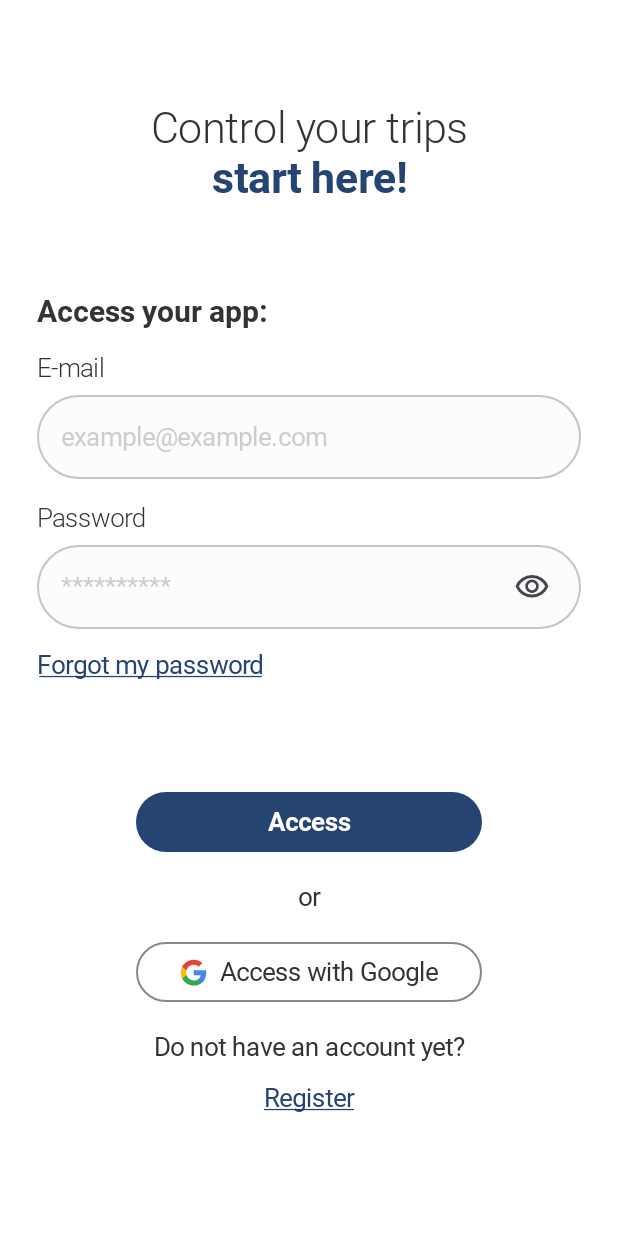
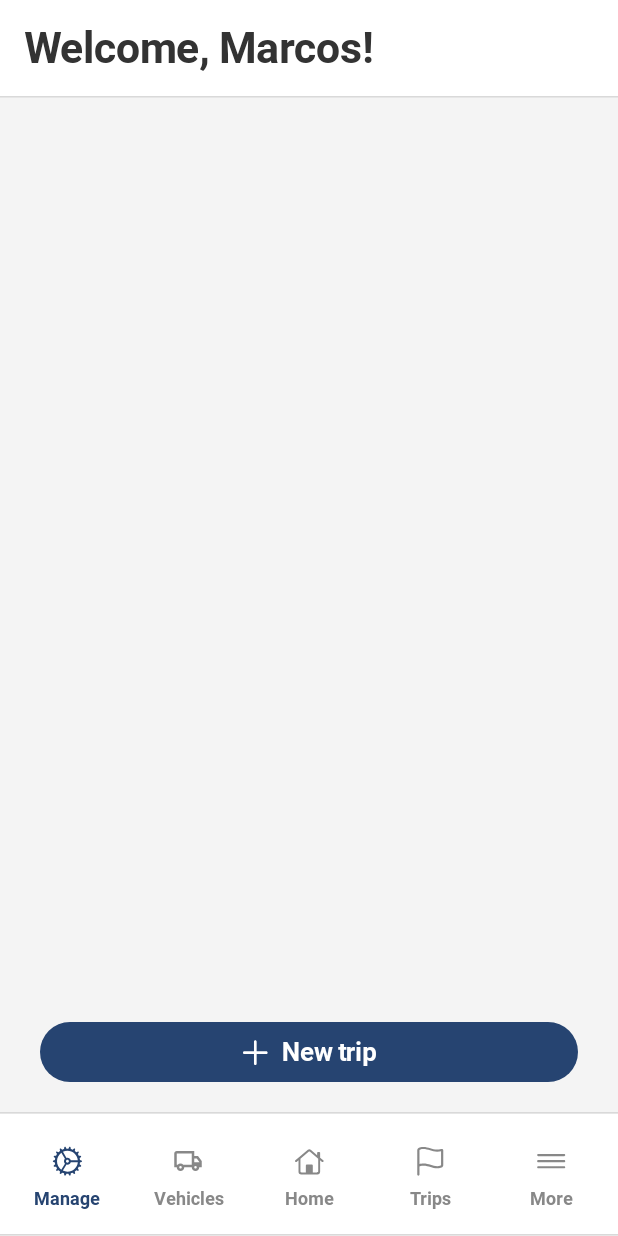
Before and after one commit to MarcosRamos14/MeuCaminhao, an Android app built with Jetpack Compose: the screen it shows after launch (MainActivity), on a phone screen of 412 x 824 dp. Run offline under Robolectric (Android 15) with nearby library versions, the phone set to English and light mode, and no system bars.

Commit message:
feature: Create button to start trip and add HorizontalDivider in topBar.

```diff
--- a/composeApp/src/androidMain/kotlin/com/dys/mobile/meucaminhao/MainNavHost.kt
+++ b/composeApp/src/androidMain/kotlin/com/dys/mobile/meucaminhao/MainNavHost.kt
@@ -25,7 +25,7 @@ fun MainNavHost() {
 
     NavHost(
         navController = navController,
-        startDestination = Routes.LoginScreen.route
+        startDestination = Routes.HomeScreen.route
     ) {
         composable(
             route = Routes.LoginScreen.route,
--- a/composeFeatures/home/src/main/kotlin/com/dys/mobile/home/ui/HomeScreen.kt
+++ b/composeFeatures/home/src/main/kotlin/com/dys/mobile/home/ui/HomeScreen.kt
@@ -1,9 +1,10 @@
 package com.dys.mobile.home.ui
 
-import androidx.compose.foundation.layout.Arrangement
 import androidx.compose.foundation.layout.Column
+import androidx.compose.foundation.layout.Spacer
 import androidx.compose.foundation.layout.fillMaxSize
 import androidx.compose.foundation.layout.fillMaxWidth
+import androidx.compose.foundation.layout.height
 import androidx.compose.foundation.layout.padding
 import androidx.compose.foundation.rememberScrollState
 import androidx.compose.foundation.verticalScroll
@@ -15,9 +16,13 @@ import androidx.compose.ui.Modifier
 import androidx.compose.ui.res.stringResource
 import androidx.compose.ui.tooling.preview.Preview
 import androidx.navigation.NavController
+import com.dys.mobile.meucaminhao.viewmodels.login.LoginEvent
+import com.dys.mobile.toolkit.extensions._dph
+import com.dys.mobile.toolkit.extensions._dpw
 import com.dys.mobile.uikit.R
+import com.dys.mobile.uikit.components.appBar.TopAppBarComponent
 import com.dys.mobile.uikit.components.bottomBar.BottomAppBarComponent
-import com.dys.mobile.uikit.components.appBar.TopAppBarComponent
+import com.dys.mobile.uikit.components.buttons.FilledRoundButtonComponent
 import com.dys.mobile.uikit.theme.MeuCaminhaoTheme
 
 @Composable
@@ -34,7 +39,7 @@ fun HomeContent() {
         topBar = {
             TopAppBarComponent(
                 modifier = Modifier.fillMaxWidth(),
-                title = stringResource(R.string.text_home_screen_title, nameTest) // TODO: Add name
+                title = stringResource(R.string.text_home_screen_title, nameTest) // TODO: Add dynamic name
             )
         },
         bottomBar = {
@@ -46,11 +51,22 @@ fun HomeContent() {
             modifier = Modifier
                 .fillMaxSize()
                 .padding(innerPadding)
+                .padding(horizontal = 24._dpw)
                 .verticalScroll(rememberScrollState()),
-            verticalArrangement = Arrangement.Center,
             horizontalAlignment = Alignment.CenterHorizontally
         ) {
+            Spacer(modifier = Modifier.weight(1f))
 
+            FilledRoundButtonComponent(
+                modifier = Modifier.fillMaxWidth(),
+                text = stringResource(R.string.text_new_trip),
+                icon = R.drawable.ic_add,
+                onClick = {
+                    // TODO: New trip
+                }
+            )
+
+            Spacer(modifier = Modifier.height(16._dph))
         }
     }
 }
--- a/composeFeatures/onboarding/src/main/kotlin/com/dys/mobile/onboarding/ui/newPassword/NewPasswordScreen.kt
+++ b/composeFeatures/onboarding/src/main/kotlin/com/dys/mobile/onboarding/ui/newPassword/NewPasswordScreen.kt
@@ -101,7 +101,8 @@ fun NewPasswordContent(
         topBar = {
             TopAppBarComponent(
                 modifier = Modifier.fillMaxWidth(),
-                title = stringResource(R.string.text_recover_password)
+                title = stringResource(R.string.text_recover_password),
+                hasDivider = false
             )
         }
     ) { innerPadding ->
--- a/composeFeatures/onboarding/src/main/kotlin/com/dys/mobile/onboarding/ui/recoverPassword/RecoverPasswordScreen.kt
+++ b/composeFeatures/onboarding/src/main/kotlin/com/dys/mobile/onboarding/ui/recoverPassword/RecoverPasswordScreen.kt
@@ -86,7 +86,8 @@ private fun RecoverPasswordContent(
         topBar = {
             TopAppBarComponent(
                 modifier = Modifier.fillMaxWidth(),
-                title = stringResource(R.string.text_recover_password)
+                title = stringResource(R.string.text_recover_password),
+                hasDivider = false
             )
         }
     ) { innerPadding ->
--- a/composeFeatures/onboarding/src/main/kotlin/com/dys/mobile/onboarding/ui/verifyCode/VerifyCodeScreen.kt
+++ b/composeFeatures/onboarding/src/main/kotlin/com/dys/mobile/onboarding/ui/verifyCode/VerifyCodeScreen.kt
@@ -82,7 +82,8 @@ fun VerifyCodeContent(
         topBar = {
             TopAppBarComponent(
                 modifier = Modifier.fillMaxWidth(),
-                title = stringResource(R.string.text_recover_password)
+                title = stringResource(R.string.text_recover_password),
+                hasDivider = false
             )
         }
     ) { innerPadding ->
--- a/composeFeatures/uiKit/src/main/kotlin/com/dys/mobile/uikit/components/appBar/TopAppBarComponent.kt
+++ b/composeFeatures/uiKit/src/main/kotlin/com/dys/mobile/uikit/components/appBar/TopAppBarComponent.kt
@@ -1,6 +1,8 @@
 package com.dys.mobile.uikit.components.appBar
 
+import androidx.compose.foundation.layout.Column
 import androidx.compose.material3.ExperimentalMaterial3Api
+import androidx.compose.material3.HorizontalDivider
 import androidx.compose.material3.MaterialTheme
 import androidx.compose.material3.TopAppBar
 import androidx.compose.material3.TopAppBarDefaults
@@ -11,14 +13,17 @@ import androidx.compose.ui.text.font.FontWeight
 import androidx.compose.ui.tooling.preview.Preview
 import androidx.compose.ui.unit.dp
 import com.dys.mobile.uikit.components.texts.TextComponent
+import com.dys.mobile.uikit.theme.Gray80
 import com.dys.mobile.uikit.theme.MeuCaminhaoTheme
 
 @OptIn(ExperimentalMaterial3Api::class)
 @Composable
 fun TopAppBarComponent(
     modifier: Modifier = Modifier.shadow(2.dp),
-    title: String
+    title: String,
+    hasDivider: Boolean = true
 ) {
+    Column {
         TopAppBar(
             modifier = modifier,
             title = {
@@ -32,6 +37,9 @@ fun TopAppBarComponent(
                 containerColor = MaterialTheme.colorScheme.background
             )
         )
+
+        if (hasDivider) HorizontalDivider(color = Gray80, thickness = 1.dp)
+    }
 }
 
 @Preview
--- /dev/null
+++ b/composeFeatures/uiKit/src/main/res/drawable/ic_add.xml
@@ -0,0 +1,9 @@
+<vector xmlns:android="http://schemas.android.com/apk/res/android"
+    android:width="17dp"
+    android:height="17dp"
+    android:viewportWidth="17"
+    android:viewportHeight="17">
+  <path
+      android:pathData="M-0.01,8.949C-0.01,8.471 0.391,8.07 0.859,8.07H7.178V1.762C7.178,1.293 7.568,0.893 8.047,0.893C8.525,0.893 8.926,1.293 8.926,1.762V8.07H15.234C15.703,8.07 16.104,8.471 16.104,8.949C16.104,9.428 15.703,9.818 15.234,9.818H8.926V16.137C8.926,16.605 8.525,17.006 8.047,17.006C7.568,17.006 7.178,16.605 7.178,16.137V9.818H0.859C0.391,9.818 -0.01,9.428 -0.01,8.949Z"
+      android:fillColor="#ffffff"/>
+</vector>
--- a/composeFeatures/uiKit/src/main/res/values/strings.xml
+++ b/composeFeatures/uiKit/src/main/res/values/strings.xml
@@ -74,6 +74,7 @@
     <!-- Home Screen -->
     <string name="text_home_screen_title">Welcome, %s!</string>
     <string name="text_home">Home</string>
+    <string name="text_new_trip">New trip</string>
 
     <!-- Management Screen -->
     <string name="text_management">Manage</string>
```
Also changed, not shown: 1 other file. Lines whose indentation alone changed are shown as unchanged.
